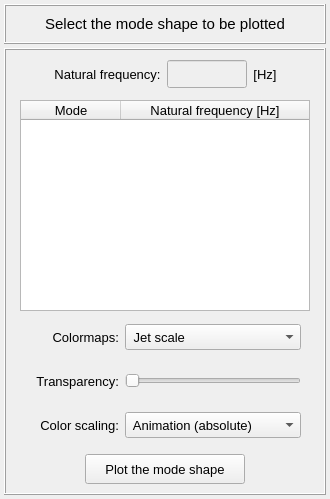
This is pulse/interface/data/ui_files/plots/results/structural/plot_structural_mode_shape.ui in open-pulse/OpenPulse as Qt 5 draws it before an edit. The edited form follows.
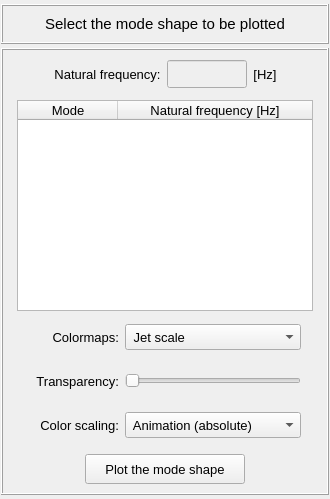
This is the edited form.

```diff
--- a/pulse/interface/data/ui_files/plots/results/structural/plot_structural_mode_shape.ui
+++ b/pulse/interface/data/ui_files/plots/results/structural/plot_structural_mode_shape.ui
@@ -21,13 +21,13 @@
   </property>
   <layout class="QGridLayout" name="gridLayout_2">
    <property name="leftMargin">
-    <number>4</number>
+    <number>1</number>
    </property>
    <property name="topMargin">
     <number>4</number>
    </property>
    <property name="rightMargin">
-    <number>4</number>
+    <number>1</number>
    </property>
    <property name="bottomMargin">
     <number>4</number>
```
